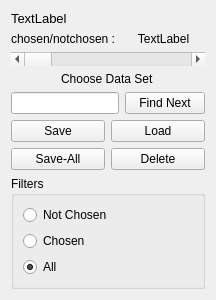
The window that source/view/wordlistgeneralcontrolsform.ui (mortlach/Liber-Primus-Crib-Assist) describes before a commit, drawn with Qt 5.
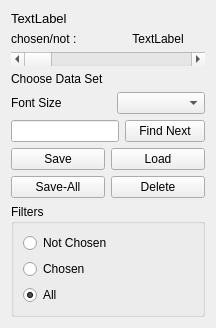
The same window after the commit.

Diff of the .ui file:
```diff
--- a/source/view/wordlistgeneralcontrolsform.ui
+++ b/source/view/wordlistgeneralcontrolsform.ui
@@ -54,8 +54,20 @@
          <verstretch>0</verstretch>
         </sizepolicy>
        </property>
+       <property name="minimumSize">
+        <size>
+         <width>0</width>
+         <height>0</height>
+        </size>
+       </property>
+       <property name="maximumSize">
+        <size>
+         <width>100</width>
+         <height>16777215</height>
+        </size>
+       </property>
        <property name="text">
-        <string>chosen/notchosen :</string>
+        <string>chosen/not :</string>
        </property>
       </widget>
      </item>
@@ -87,7 +99,7 @@
      </property>
     </widget>
    </item>
-   <item alignment="Qt::AlignHCenter">
+   <item>
     <widget class="QLabel" name="label_2">
      <property name="sizePolicy">
       <sizepolicy hsizetype="MinimumExpanding" vsizetype="Preferred">
@@ -100,6 +112,38 @@
      </property>
     </widget>
    </item>
+   <item>
+    <layout class="QHBoxLayout" name="horizontalLayout">
+     <item>
+      <widget class="QLabel" name="label_3">
+       <property name="sizePolicy">
+        <sizepolicy hsizetype="MinimumExpanding" vsizetype="Preferred">
+         <horstretch>0</horstretch>
+         <verstretch>0</verstretch>
+        </sizepolicy>
+       </property>
+       <property name="minimumSize">
+        <size>
+         <width>0</width>
+         <height>0</height>
+        </size>
+       </property>
+       <property name="maximumSize">
+        <size>
+         <width>100</width>
+         <height>16777215</height>
+        </size>
+       </property>
+       <property name="text">
+        <string>Font Size</string>
+       </property>
+      </widget>
+     </item>
+     <item>
+      <widget class="QComboBox" name="fontSizeComboBox"/>
+     </item>
+    </layout>
+   </item>
    <item>
     <layout class="QHBoxLayout" name="horizontalLayout_3">
      <item>
```
